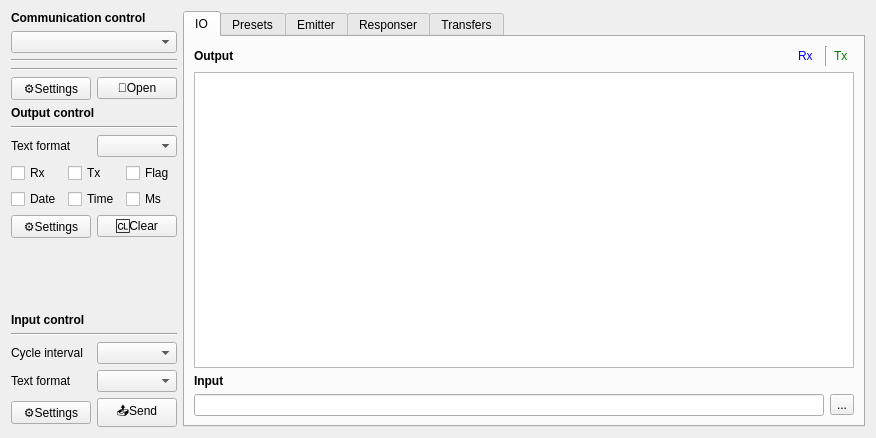
Before: the Qt Designer form Source/IOPage/IOPage.ui in x-tools-author/x-tools, drawn with Qt 5.
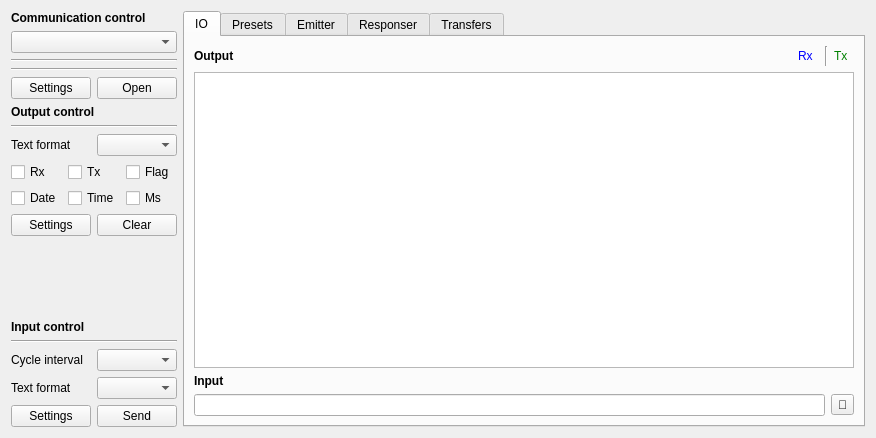
After: the same form once the commit is applied. Custom widgets are drawn as their Qt base class.

```diff
--- a/Source/IOPage/IOPage.ui
+++ b/Source/IOPage/IOPage.ui
@@ -69,14 +69,14 @@
         <item>
          <widget class="QPushButton" name="pushButtonCommunicationSettings">
           <property name="text">
-           <string>⚙Settings</string>
+           <string>Settings</string>
           </property>
          </widget>
         </item>
         <item>
          <widget class="QPushButton" name="pushButtonCommunicationOpen">
           <property name="text">
-           <string>🔗Open</string>
+           <string>Open</string>
           </property>
          </widget>
         </item>
@@ -140,14 +140,14 @@
         <item>
          <widget class="QPushButton" name="pushButtonInputSettings">
           <property name="text">
-           <string>⚙Settings</string>
+           <string>Settings</string>
           </property>
          </widget>
         </item>
         <item>
          <widget class="QPushButton" name="pushButtonInputWriteBytes">
           <property name="text">
-           <string>📤Send</string>
+           <string>Send</string>
           </property>
          </widget>
         </item>
@@ -230,14 +230,14 @@
         <item>
          <widget class="QPushButton" name="pushButtonOutputSettings">
           <property name="text">
-           <string>⚙Settings</string>
+           <string>Settings</string>
           </property>
          </widget>
         </item>
         <item>
          <widget class="QPushButton" name="pushButtonOutputClear">
           <property name="text">
-           <string>🆑Clear</string>
+           <string>Clear</string>
           </property>
          </widget>
         </item>
@@ -371,7 +371,7 @@
          <item>
           <widget class="QToolButton" name="toolButtonInputPreset">
            <property name="text">
-            <string>...</string>
+            <string>📄</string>
            </property>
           </widget>
          </item>
```
